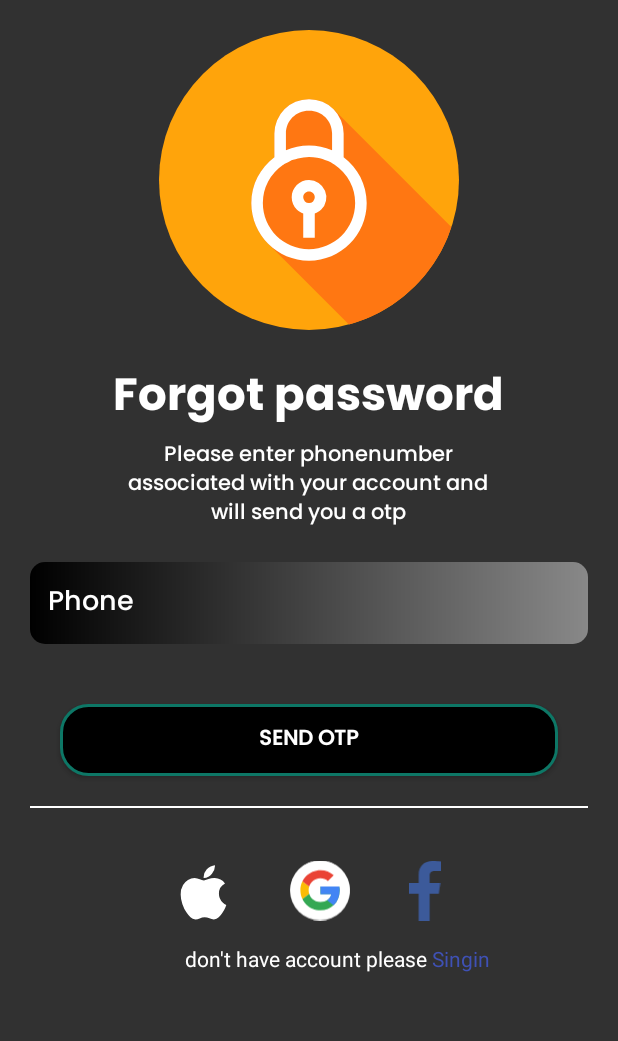
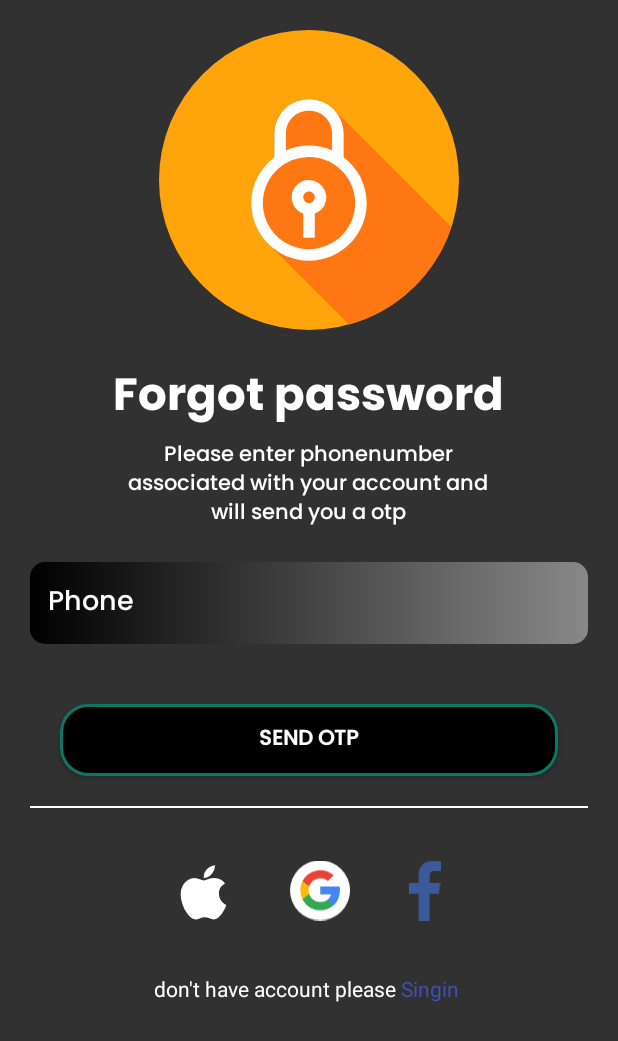
Before and after one commit to mrAyush1804/Spaceloginpageusingsqllite, an Android app: the ForgetpasswordActivity screen opened directly, with no data from a screen before it, on a phone screen of 412 x 824 dp. Shown: the top 1041 px of the screen. Run offline under Robolectric (Android 15) with nearby library versions, the phone set to English and light mode, and no system bars.

```diff
--- a/app/src/main/java/com/example/loginsingupwithotp/CreatenewpasswordActivity.kt
+++ b/app/src/main/java/com/example/loginsingupwithotp/CreatenewpasswordActivity.kt
@@ -45,6 +45,7 @@ class CreatenewpasswordActivity : AppCompatActivity() {
         val confirmPassword = editText2.text.toString()
         val phoneNumber = intent.getStringExtra("number")
 
+
         if (newPassword == confirmPassword) {
             Toast.makeText(this, "PASSWORD UPDATED SUCCESSFULLY", Toast.LENGTH_LONG).show()
             databaseHelper.updatePasswordBasedOnPhone(phoneNumber.toString().trim(),newPassword)
--- a/app/src/main/java/com/example/loginsingupwithotp/ForgetpasswordActivity.kt
+++ b/app/src/main/java/com/example/loginsingupwithotp/ForgetpasswordActivity.kt
@@ -24,18 +24,28 @@ class ForgetpasswordActivity : AppCompatActivity() {
             v.setPadding(systemBars.left, systemBars.top, systemBars.right, systemBars.bottom)
             insets
         }
-        val edittextPhoneforgot=findViewById<EditText>(R.id.edittext_phone_forgot)
-        val sendotp = findViewById<Button>(R.id.SEND_OTP)
-        sendotp.setOnClickListener {
-            val flow = "forgot_password"
-            val intent = Intent(this, MainActivity3::class.java)
-            intent.putExtra("forgetphone",edittextPhoneforgot.text.toString())
-            intent.putExtra("flow", flow)
-            startActivity(intent)
 
-        }
+        val edittextPhoneforgot = findViewById<EditText>(R.id.edittext_phone_forgot)
+        val sendOtp = findViewById<Button>(R.id.SEND_OTP)
 
 
+        val phoneNumberValidator = PhoneNumberValidator()
 
+        sendOtp.setOnClickListener {
+            val phoneNumber = edittextPhoneforgot.text.toString()
+            val validationError = phoneNumberValidator.validate(phoneNumber)
+
+            if (validationError != null) {
+
+                edittextPhoneforgot.error = validationError
+            } else {
+
+                val flow = "forgot_password"
+                val intent = Intent(this, MainActivity3::class.java)
+                intent.putExtra("forgetphone", phoneNumber)
+                intent.putExtra("flow", flow)
+                startActivity(intent)
+            }
+        }
     }
 }
--- a/app/src/main/res/layout/forgetpassword.xml
+++ b/app/src/main/res/layout/forgetpassword.xml
@@ -57,6 +57,7 @@
             android:fontFamily="@font/poppins_medium"
             android:hint="Phone"
             android:maxLines="1"
+            android:inputType="number"
             android:padding="12dp"
             android:textColor="@color/white"
             android:textColorHint="@color/white" />
@@ -125,6 +126,13 @@
         </LinearLayout>
 
 
+<LinearLayout
+    android:layout_width="match_parent"
+    android:layout_height="wrap_content"
+    android:gravity="center_horizontal"
+    android:layout_below="@id/lennear_first"
+    android:layout_marginTop="20dp">
+
 
     <TextView
         android:id="@+id/Dont"
@@ -133,7 +141,6 @@
         android:text="don't have account please "
         android:textColor="@color/white"
         android:layout_below="@id/lennear_first"
-            android:layout_centerHorizontal="true"
         android:layout_marginTop="5dp"/>
 
     <TextView
@@ -143,8 +150,11 @@
         android:textColor="@color/Blue"
         android:layout_below="@id/lennear_first"
         android:layout_toRightOf="@id/Dont"
-            android:layout_centerHorizontal="true"
         android:layout_marginTop="5dp"/>
+
+
+</LinearLayout>
+
 
 
     </RelativeLayout>
```
Also changed, not shown: app/src/main/java/com/example/loginsingupwithotp/DatabaseHelper.kt (+55 -40 lines), app/src/main/java/com/example/loginsingupwithotp/MainActivity3.kt (+50 -35 lines), 1 other file. Lines whose indentation alone changed are shown as unchanged.
